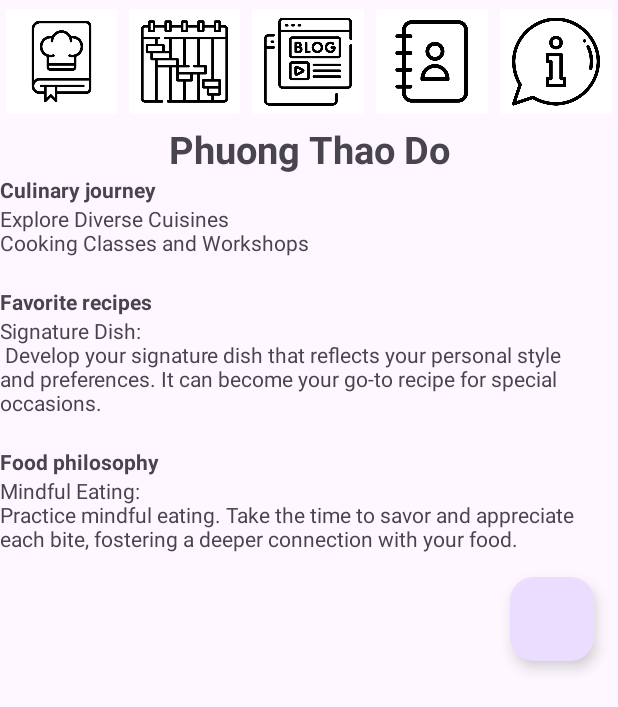
After one commit to salmdoo/Kotlin-FoodiePal, an Android app: the fragment AboutMeFragment placed in its activity, on a phone screen of 412 x 824 dp. The commit adds this screen. Shown: the top 707 px of the screen. Run offline under Robolectric (Android 15) with nearby library versions, the phone set to English and light mode, and no system bars.

Commit message:
add about me

```diff
--- /dev/null
+++ b/app/src/main/java/com/example/foodiepal/aboutMe/AboutMeData.kt
@@ -0,0 +1,3 @@
+package com.example.foodiepal.aboutMe
+
+data class AboutMeData(val culinaryJourney: String, val favoriteRecipe: String, val foodPhilosophy: String)
--- /dev/null
+++ b/app/src/main/java/com/example/foodiepal/aboutMe/AboutMeFragment.kt
@@ -0,0 +1,76 @@
+package com.example.foodiepal.aboutMe
+
+import android.graphics.Color
+import android.graphics.drawable.ColorDrawable
+import android.os.Bundle
+import android.view.Gravity
+import androidx.fragment.app.Fragment
+import android.view.LayoutInflater
+import android.view.View
+import android.view.ViewGroup
+import android.widget.LinearLayout
+import android.widget.PopupWindow
+import com.example.foodiepal.R
+import com.example.foodiepal.databinding.FragmentAboutMeBinding
+import com.example.foodiepal.databinding.PopupAddAboutmeBinding
+
+// TODO: Rename parameter arguments, choose names that match
+// the fragment initialization parameters, e.g. ARG_ITEM_NUMBER
+private const val ARG_PARAM1 = "param1"
+private const val ARG_PARAM2 = "param2"
+
+/**
+ * A simple [Fragment] subclass.
+ * Use the [AboutMeFragment.newInstance] factory method to
+ * create an instance of this fragment.
+ */
+class AboutMeFragment : Fragment() {
+    var culinaryJourney: String = ""
+    var favoriteRecipe: String = ""
+    var foodPhilosophy: String = ""
+
+    fun loadData(){
+        favoriteRecipe = "Signature Dish:\n Develop your signature dish that reflects your personal style and preferences. It can become your go-to recipe for special occasions."
+        culinaryJourney = "Explore Diverse Cuisines\nCooking Classes and Workshops"
+        foodPhilosophy = "Mindful Eating:\n" + "Practice mindful eating. Take the time to savor and appreciate each bite, fostering a deeper connection with your food."
+    }
+    override fun onCreateView(
+        inflater: LayoutInflater, container: ViewGroup?,
+        savedInstanceState: Bundle?
+    ): View? {
+        loadData()
+
+        val binding = FragmentAboutMeBinding.inflate(inflater, container, false)
+        binding.culinaryJourney.text = culinaryJourney
+        binding.favoriteRecipes.text = favoriteRecipe
+        binding.foodPhilosophy.text = foodPhilosophy
+        binding.addAboutMeBtn.setOnClickListener { addInfo(inflater, container) }
+        // Inflate the layout for this fragment
+        return binding.root
+    }
+
+    fun addInfo(inflater: LayoutInflater, container: ViewGroup?){
+        val popupView = PopupAddAboutmeBinding.inflate(inflater, container, false)
+        val popupWindow = PopupWindow(popupView.root, LinearLayout.LayoutParams.WRAP_CONTENT, LinearLayout.LayoutParams.WRAP_CONTENT, false)
+        popupWindow.setBackgroundDrawable(ColorDrawable(Color.WHITE))
+
+        popupView.addAboutMeBtn.setOnClickListener {
+            val culinaryJourneyPopup = popupView.culinaryJourney.text.toString()
+            val favoriteRecipePopup = popupView.favoriteRecipes.text.toString()
+            val foodPhilosophyPopup = popupView.foodPhilosophy.text.toString()
+
+            culinaryJourney += "\n $culinaryJourneyPopup"
+            favoriteRecipe += "\n $favoriteRecipePopup"
+            foodPhilosophy += "\n $foodPhilosophyPopup"
+            popupWindow.dismiss()
+        }
+
+        popupView.cancelBtn.setOnClickListener {
+            popupWindow.dismiss()
+        }
+
+        popupWindow.showAtLocation(popupView.root, Gravity.CENTER, 0, 0)
+
+    }
+
+}
--- a/app/src/main/res/layout/activity_main.xml
+++ b/app/src/main/res/layout/activity_main.xml
@@ -29,7 +29,7 @@
            android:layout_width="0dp"
            android:layout_height="match_parent"
            android:layout_weight="20"
-           android:src="@android:drawable/ic_menu_my_calendar"
+           android:src="@drawable/plan"
            android:scaleType="fitCenter"
            android:backgroundTint="@color/white"/>
 
@@ -47,7 +47,7 @@
            android:layout_width="0dp"
            android:layout_height="match_parent"
            android:layout_weight="20"
-           android:src="@android:drawable/ic_menu_call"
+           android:src="@drawable/contact"
            android:scaleType="fitCenter"
            android:backgroundTint="@color/white"
            />
@@ -57,7 +57,7 @@
            android:layout_width="0dp"
            android:layout_height="match_parent"
            android:layout_weight="20"
-           android:src="@android:drawable/ic_menu_info_details"
+           android:src="@drawable/information"
            android:scaleType="fitCenter"
            android:backgroundTint="@color/white"
            />
--- /dev/null
+++ b/app/src/main/res/layout/fragment_about_me.xml
@@ -0,0 +1,81 @@
+<?xml version="1.0" encoding="utf-8"?>
+<FrameLayout xmlns:android="http://schemas.android.com/apk/res/android"
+    xmlns:app="http://schemas.android.com/apk/res-auto"
+    xmlns:tools="http://schemas.android.com/tools"
+    android:layout_width="match_parent"
+    android:layout_height="match_parent"
+    tools:context=".aboutMe.AboutMeFragment">
+
+
+    <LinearLayout
+        android:layout_width="match_parent"
+        android:layout_height="match_parent"
+        android:orientation="vertical">
+
+        <ImageView
+            android:id="@+id/imageView3"
+            android:layout_width="match_parent"
+            android:layout_height="wrap_content"
+            tools:src="@tools:sample/avatars" />
+        <TextView
+            android:id="@+id/textView10"
+            android:layout_width="match_parent"
+            android:layout_height="wrap_content"
+            android:text="Phuong Thao Do"
+            android:textSize="25dp"
+            android:textStyle="bold"
+            android:gravity="center"/>
+
+        <TextView
+            android:id="@+id/textView2"
+            android:layout_width="match_parent"
+            android:layout_height="wrap_content"
+            android:text="Culinary journey"
+            android:textStyle="bold"/>
+
+        <TextView
+            android:id="@+id/culinary_journey"
+            android:layout_width="match_parent"
+            android:layout_height="wrap_content"
+            android:text="TextView"
+            android:layout_marginBottom="20dp"/>
+
+        <TextView
+            android:id="@+id/textView6"
+            android:layout_width="match_parent"
+            android:layout_height="wrap_content"
+            android:text="Favorite recipes"
+            android:textStyle="bold"/>
+
+        <TextView
+            android:id="@+id/favorite_recipes"
+            android:layout_width="match_parent"
+            android:layout_height="wrap_content"
+            android:text="TextView"
+            android:layout_marginBottom="20dp"/>
+
+        <TextView
+            android:id="@+id/textView8"
+            android:layout_width="match_parent"
+            android:layout_height="wrap_content"
+            android:text="Food philosophy"
+            android:textStyle="bold"/>
+
+        <TextView
+            android:id="@+id/food_philosophy"
+            android:layout_width="match_parent"
+            android:layout_height="wrap_content"
+            android:text="TextView" />
+
+        <com.google.android.material.floatingactionbutton.FloatingActionButton
+            android:id="@+id/addAboutMeBtn"
+            android:layout_width="wrap_content"
+            android:layout_height="wrap_content"
+            android:layout_gravity="bottom|end"
+            android:layout_margin="16dp"
+            tools:srcCompat= "@android:drawable/ic_input_add" />
+    </LinearLayout>
+
+
+
+</FrameLayout>
--- a/app/src/main/res/layout/fragment_blog.xml
+++ b/app/src/main/res/layout/fragment_blog.xml
@@ -17,6 +17,7 @@
         android:layout_width="wrap_content"
         android:layout_height="wrap_content"
         android:layout_gravity="bottom|end"
+        android:layout_margin="16dp"
         app:srcCompat="@android:drawable/ic_input_add" />
 
 </FrameLayout>
```
Also changed, not shown: app/src/main/java/com/example/foodiepal/MainActivity.kt (+8 -0 lines), app/src/main/java/com/example/foodiepal/aboutMe/AboutMeAdapter.kt (added, +23 -0 lines), app/src/main/res/layout/popup_add_aboutme.xml (renamed from app/src/main/java/com/example/foodiepal/mealPlan/MealPlanFragment.kt, +71 -37 lines), app/src/main/res/drawable/blog.png, app/src/main/res/drawable/contact.png (added), app/src/main/res/drawable/information.png (added), app/src/main/res/drawable/plan.png (added), app/src/main/res/drawable/recipe.png.
